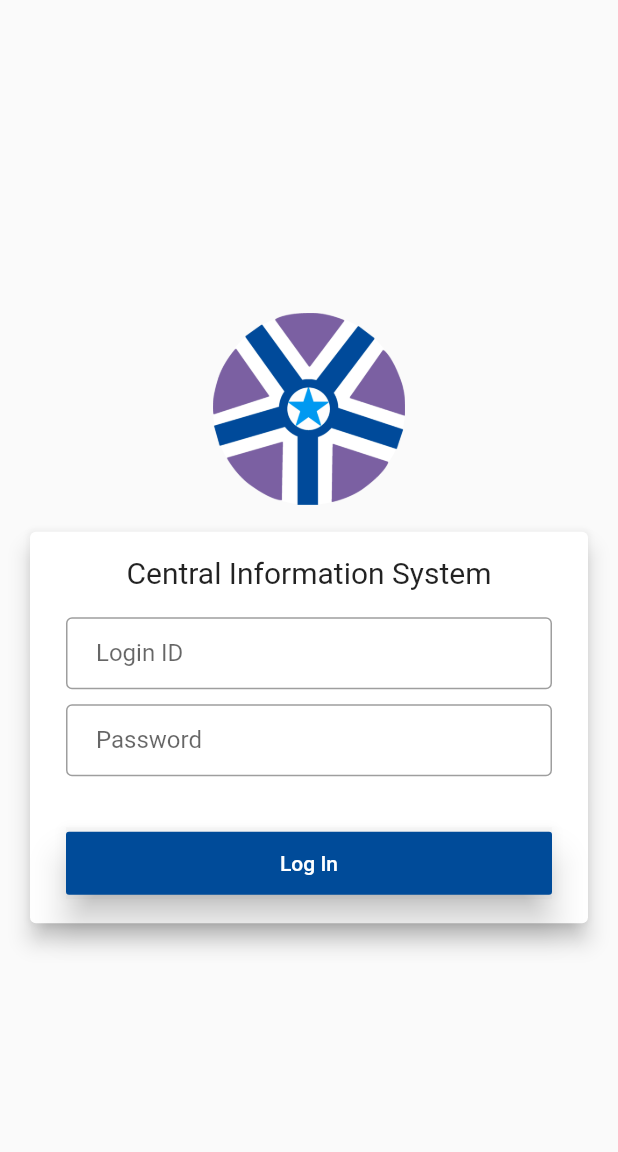
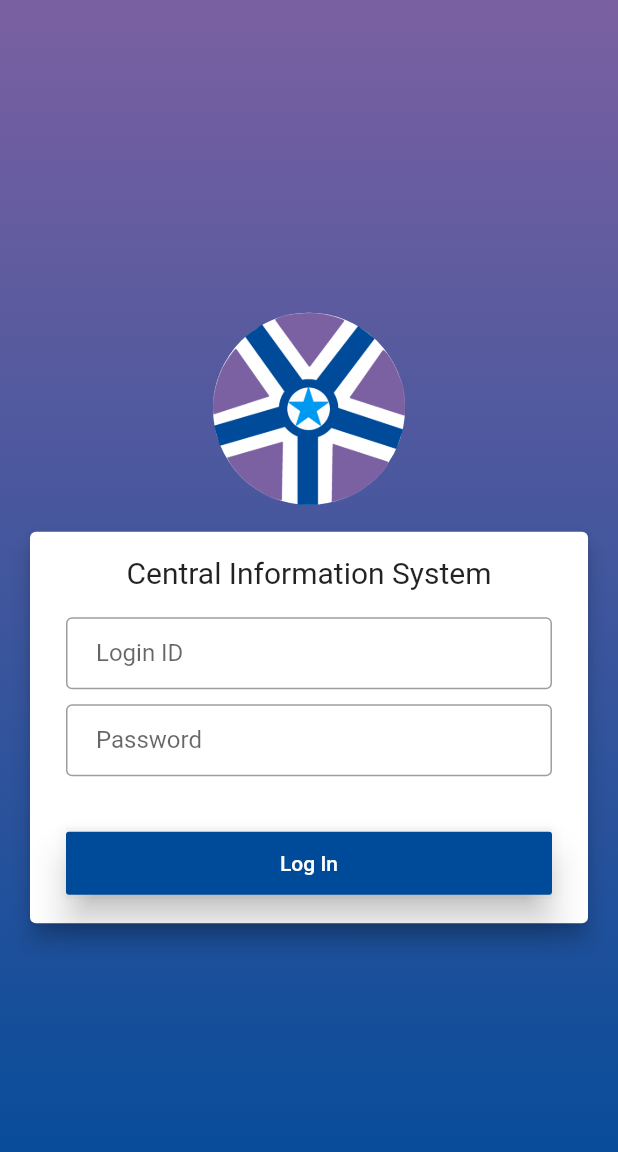
Before and after one commit to sampathbalivada/CIS-Abandoned, a Flutter app: the screen it shows after launch, on a phone screen of 412 x 824 dp. Shown: the top 1152 px of the screen. Run offline on Flutter 3.47's test engine with Material 2 defaults, Android fonts, the phone set to English and light mode, and no system bars; our stand-ins replace cached_network_image.

Commit message:
Added gradient and Logout button.

```diff
--- a/lib/LoginPage.dart
+++ b/lib/LoginPage.dart
@@ -4,6 +4,12 @@ class LoginPage extends StatefulWidget {
   @override
   createState() => _LoginPage();
 }
+
+final gradient = BoxDecoration(
+    gradient: LinearGradient(colors: [
+      Color(int.parse("ff004b99", radix: 16)),
+      Color(int.parse("ff7a60a1", radix: 16))
+    ], begin: Alignment.bottomCenter, end: Alignment.topCenter));
 
 class _LoginPage extends State<LoginPage> {
   @override
@@ -54,6 +60,7 @@ class _LoginPage extends State<LoginPage> {
           },
           color: Color(int.parse("ff004b99", radix: 16)),
           child: Text('Log In', style: TextStyle(color: Colors.white)),
+
         ),
       ),
     );
@@ -68,8 +75,7 @@ class _LoginPage extends State<LoginPage> {
           children: <Widget>[
             SizedBox(height: 16.0),
             Text("Central Information System",
-                textAlign: TextAlign.center,
-                style: TextStyle(fontSize: 20.0)),
+                textAlign: TextAlign.center, style: TextStyle(fontSize: 20.0)),
             SizedBox(height: 18.0),
             id,
             SizedBox(height: 10.0),
@@ -81,9 +87,9 @@ class _LoginPage extends State<LoginPage> {
       ),
     );
 
-    return Scaffold(
-      //backgroundColor: Colors.white,
-      body: Center(
+    return Container(
+      decoration: gradient,
+      child: Center(
         child: ListView(
           shrinkWrap: true,
           padding: EdgeInsets.only(left: 0.0, right: 0.0),
--- a/pubspec.yaml
+++ b/pubspec.yaml
@@ -13,6 +13,7 @@ environment:
   sdk: ">=2.0.0-dev.68.0 <3.0.0"
 
 dependencies:
+  cached_network_image: ^0.5.1
   flutter:
     sdk: flutter
 
@@ -36,9 +37,7 @@ flutter:
   # the material Icons class.
   uses-material-design: true
   assets:
-    - assets/logo.png
-    - assets/title.jpg
-    - assets/profile_placeholder.png
+    - assets/
   # To add assets to your application, add an assets section, like this:
   # assets:
   #  - images/a_dot_burr.jpeg
```
Also changed, not shown: lib/ProfilePage.dart (+47 -7 lines), pubspec.lock, 2 other files.
